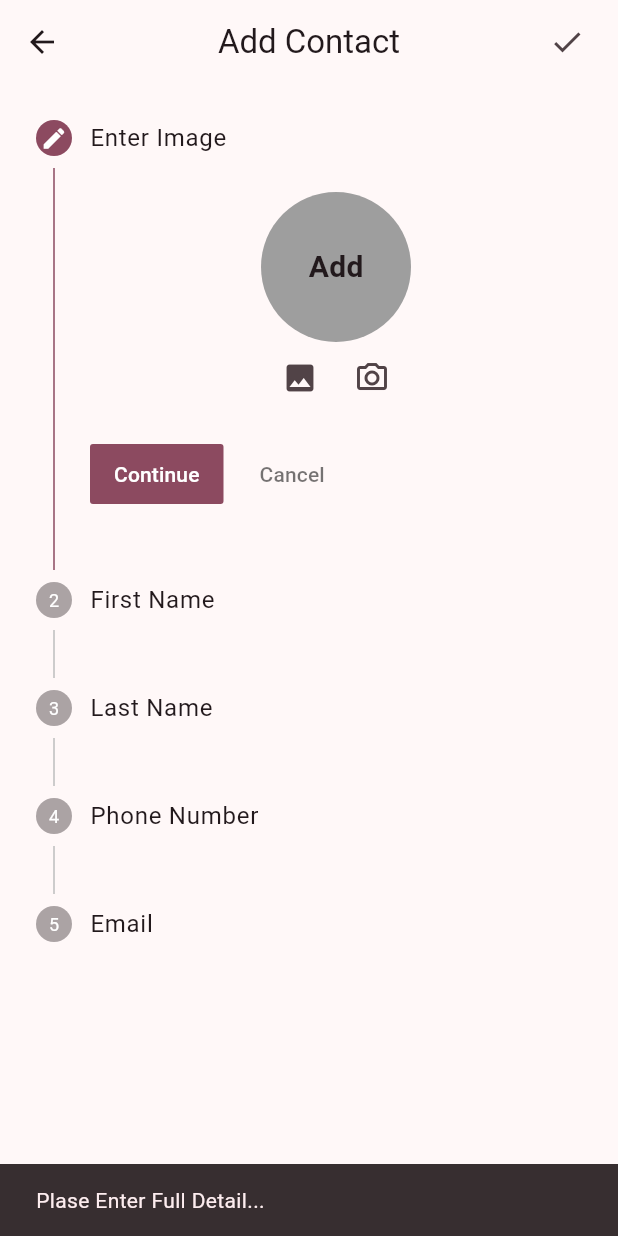
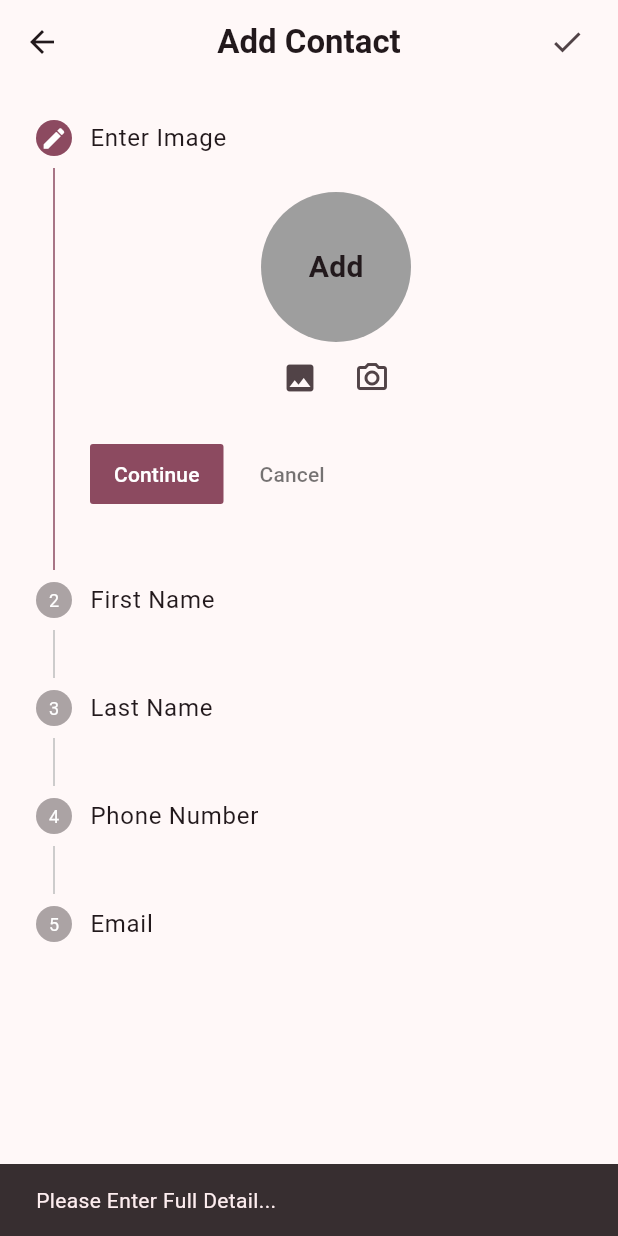
Before and after one commit to Bhavin1313/Bhavin1313_contact_diary_flutter_app, a Flutter app: the AddContactPage screen opened by its route, after a tap on the "check" icon, on a phone screen of 412 x 824 dp. Run offline on Flutter 3.47's test engine with Material 2 defaults, Android fonts, the light colour scheme and no system bars; drawn by our look-alikes of animated_text_kit; our stand-ins replace google_fonts, image_picker; Roboto replaces fonts that are missing (Tilt Prism).

Commit message:
Google Font

```diff
--- a/lib/Screens/add_contact.dart
+++ b/lib/Screens/add_contact.dart
@@ -2,6 +2,7 @@ import 'dart:io';
 
 import 'package:animated_text_kit/animated_text_kit.dart';
 import 'package:flutter/material.dart';
+import 'package:google_fonts/google_fonts.dart';
 import 'package:image_picker/image_picker.dart';
 
 class AddContactPage extends StatefulWidget {
@@ -15,7 +16,7 @@ class _AddContactPageState extends State<AddContactPage> {
   ImagePicker picker = ImagePicker();
   String? imagePath = "";
   XFile? image;
-  GlobalKey<FormState> formkey = GlobalKey<FormState>();
+  GlobalKey<FormState> formKey = GlobalKey<FormState>();
   int initialIndex = 0;
   String? firstname;
   String? lastname;
@@ -28,32 +29,46 @@ class _AddContactPageState extends State<AddContactPage> {
         title: AnimatedTextKit(
           repeatForever: true,
           animatedTexts: [
-            RotateAnimatedText("Add Contact"),
-            RotateAnimatedText("Here"),
+            RotateAnimatedText(
+              "Add Contact",
+              textStyle: GoogleFonts.getFont("Tilt Prism").merge(
+                const TextStyle(
+                  fontWeight: FontWeight.bold,
+                ),
+              ),
+            ),
+            RotateAnimatedText(
+              "Here",
+              textStyle: GoogleFonts.getFont("Tilt Prism").merge(
+                const TextStyle(
+                  fontWeight: FontWeight.bold,
+                ),
+              ),
+            ),
           ],
         ),
         centerTitle: true,
         actions: [
           IconButton(
             onPressed: () {
-              if (formkey.currentState!.validate()) {
-                formkey.currentState!.save();
+              if (formKey.currentState!.validate()) {
+                formKey.currentState!.save();
                 ScaffoldMessenger.of(context).showSnackBar(
-                  SnackBar(
+                  const SnackBar(
                     content: Text("Saved Successfully..."),
                   ),
                 );
               } else {
                 ScaffoldMessenger.of(context).showSnackBar(
-                  SnackBar(
-                    content: Text("Plase Enter Full Detail..."),
+                  const SnackBar(
+                    content: Text("Please Enter Full Detail..."),
                   ),
                 );
               }
             },
-            icon: Icon(Icons.check),
+            icon: const Icon(Icons.check),
           ),
-          SizedBox(
+          const SizedBox(
             width: 10,
           ),
         ],
@@ -63,7 +78,7 @@ class _AddContactPageState extends State<AddContactPage> {
           FocusManager.instance.primaryFocus?.unfocus();
         },
         child: Form(
-          key: formkey,
+          key: formKey,
           child: Stepper(
             currentStep: initialIndex,
             onStepContinue: () {
@@ -85,18 +100,18 @@ class _AddContactPageState extends State<AddContactPage> {
                 state:
                     (initialIndex == 0) ? StepState.editing : StepState.indexed,
                 isActive: (initialIndex == 0) ? true : false,
-                title: Text("Enter Image"),
+                title: const Text("Enter Image"),
                 content: Column(
                   children: [
                     (image == null)
                         ? Container(
                             height: 100,
                             width: 100,
-                            decoration: BoxDecoration(
+                            decoration: const BoxDecoration(
                               shape: BoxShape.circle,
                               color: Colors.grey,
                             ),
-                            child: Center(
+                            child: const Center(
                               child: Text(
                                 "Add",
                                 style: TextStyle(
@@ -131,7 +146,7 @@ class _AddContactPageState extends State<AddContactPage> {
                               imagePath = image!.path;
                             });
                           },
-                          icon: Icon(
+                          icon: const Icon(
                             Icons.photo,
                           ),
                         ),
@@ -144,7 +159,7 @@ class _AddContactPageState extends State<AddContactPage> {
                               imagePath = image!.path;
                             });
                           },
-                          icon: Icon(
+                          icon: const Icon(
                             Icons.camera_alt_outlined,
                           ),
                         ),
@@ -157,12 +172,13 @@ class _AddContactPageState extends State<AddContactPage> {
                 state:
                     (initialIndex == 1) ? StepState.editing : StepState.indexed,
                 isActive: (initialIndex == 1) ? true : false,
-                title: Text("First Name"),
+                title: const Text("First Name"),
                 content: TextFormField(
                   validator: (val) {
                     if (val!.isEmpty) {
-                      return "Plese Enter First Name";
+                      return "Please Enter First Name";
                     }
+                    return null;
                   },
                   onSaved: (val) {
                     setState(() {
@@ -184,12 +200,13 @@ class _AddContactPageState extends State<AddContactPage> {
                 state:
                     (initialIndex == 2) ? StepState.editing : StepState.indexed,
                 isActive: (initialIndex == 2) ? true : false,
-                title: Text("Last Name"),
+                title: const Text("Last Name"),
                 content: TextFormField(
                   validator: (val) {
                     if (val!.isEmpty) {
-                      return "Plese Enter Last name";
+                      return "Please Enter Last name";
                     }
+                    return null;
                   },
                   onSaved: (val) {
                     setState(() {
@@ -211,12 +228,13 @@ class _AddContactPageState extends State<AddContactPage> {
                 state:
                     (initialIndex == 3) ? StepState.editing : StepState.indexed,
                 isActive: (initialIndex == 3) ? true : false,
-                title: Text("Phone Number"),
+                title: const Text("Phone Number"),
                 content: TextFormField(
                   validator: (val) {
                     if (val!.isEmpty) {
-                      return "Plese Enter Phone Number";
+                      return "Please Enter Phone Number";
                     }
+                    return null;
                   },
                   keyboardType: TextInputType.phone,
                   onSaved: (val) {
@@ -239,12 +257,13 @@ class _AddContactPageState extends State<AddContactPage> {
                 state:
                     (initialIndex == 4) ? StepState.editing : StepState.indexed,
                 isActive: (initialIndex == 4) ? true : false,
-                title: Text("Email"),
+                title: const Text("Email"),
                 content: TextFormField(
                   validator: (val) {
                     if (val!.isEmpty) {
-                      return "Plese Enter Email";
+                      return "Please Enter Email";
                     }
+                    return null;
                   },
                   keyboardType: TextInputType.emailAddress,
                   onSaved: (val) {
--- a/lib/Screens/homepage.dart
+++ b/lib/Screens/homepage.dart
@@ -1,5 +1,6 @@
 import 'package:animated_text_kit/animated_text_kit.dart';
 import 'package:flutter/material.dart';
+import 'package:google_fonts/google_fonts.dart';
 
 class HomePage extends StatefulWidget {
   const HomePage({super.key});
@@ -16,13 +17,20 @@ class _HomePageState extends State<HomePage> {
         onPressed: () {
           Navigator.pushNamed(context, 'add_contact_page');
         },
-        child: Icon(Icons.add),
+        child: const Icon(Icons.add),
       ),
       appBar: AppBar(
         title: AnimatedTextKit(
           repeatForever: true,
           animatedTexts: [
-            RotateAnimatedText("Home Page"),
+            RotateAnimatedText(
+              "Home Page",
+              textStyle: GoogleFonts.getFont("Tilt Prism").merge(
+                const TextStyle(
+                  fontWeight: FontWeight.bold,
+                ),
+              ),
+            ),
           ],
         ),
         centerTitle: true,
@@ -31,14 +39,14 @@ class _HomePageState extends State<HomePage> {
         child: AnimatedTextKit(
           repeatForever: true,
           animatedTexts: [
-            TyperAnimatedText(
-              "No Contact Add Yet..",
-              textStyle: TextStyle(
-                fontSize: 22,
-                fontWeight: FontWeight.bold,
-                color: Colors.red.withOpacity(.5),
-              ),
-            ),
+            TyperAnimatedText("No Contact Add Yet..",
+                textStyle: GoogleFonts.getFont("Tilt Prism").merge(
+                  TextStyle(
+                    fontSize: 22,
+                    fontWeight: FontWeight.bold,
+                    color: Colors.red.withOpacity(.5),
+                  ),
+                )),
           ],
         ),
       ),
```
